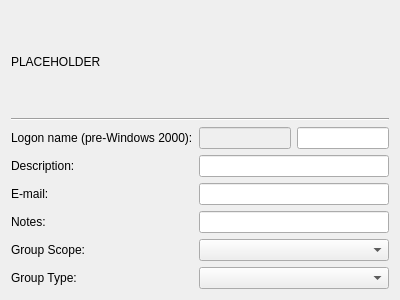
Qt form src/admc/tabs/general_group_tab.ui (altlinux/admc) before a commit.
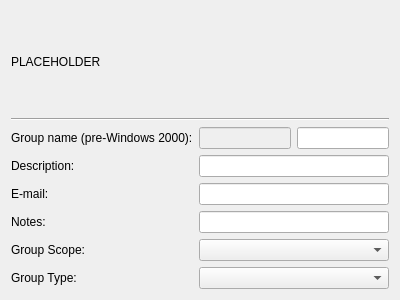
The same form after that commit.

Commit message: fix "group name" field text

The edit to the form file:
```diff
--- a/src/admc/tabs/general_group_tab.ui
+++ b/src/admc/tabs/general_group_tab.ui
@@ -33,7 +33,7 @@
      <item row="0" column="0">
       <widget class="QLabel" name="logonNamePreWindows2000Label">
        <property name="text">
-        <string>Logon name (pre-Windows 2000):</string>
+        <string>Group name (pre-Windows 2000):</string>
        </property>
       </widget>
      </item>
```
The commit also changes 2 other files.
